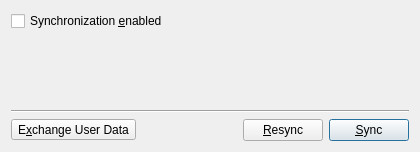
Qt form datasyncdialog.ui (Skycoder42/QtMvvmDatasyncWidgets) before a commit.
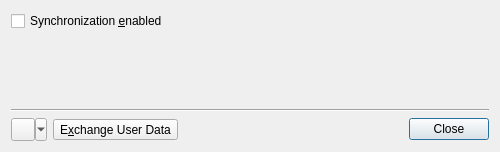
The same form after that commit. Icons and pictures are not drawn.

Commit message: added close buttons

```diff
--- a/datasyncdialog.ui
+++ b/datasyncdialog.ui
@@ -6,7 +6,7 @@
    <rect>
     <x>0</x>
     <y>0</y>
-    <width>420</width>
+    <width>500</width>
     <height>152</height>
    </rect>
   </property>
@@ -154,7 +154,20 @@
     </widget>
    </item>
    <item>
-    <layout class="QHBoxLayout" name="horizontalLayout">
+    <layout class="QHBoxLayout" name="horizontalLayout" stretch="0,0,0,0">
+     <item>
+      <widget class="QToolButton" name="syncButton">
+       <property name="popupMode">
+        <enum>QToolButton::MenuButtonPopup</enum>
+       </property>
+       <property name="toolButtonStyle">
+        <enum>Qt::ToolButtonTextBesideIcon</enum>
+       </property>
+       <property name="autoRaise">
+        <bool>false</bool>
+       </property>
+      </widget>
+     </item>
      <item>
       <widget class="QToolButton" name="exportButton">
        <property name="text">
@@ -186,27 +199,9 @@
       </spacer>
      </item>
      <item>
-      <widget class="QPushButton" name="resyncButton">
-       <property name="text">
-        <string>&amp;Resync</string>
-       </property>
-       <property name="icon">
-        <iconset theme="view-refresh" resource="de_skycoder42_qtmvvm_datasync_widgets.qrc">
-         <normaloff>:/de/skycoder42/qtmvvm/datasync/widgets/icons/sync.ico</normaloff>:/de/skycoder42/qtmvvm/datasync/widgets/icons/sync.ico</iconset>
-       </property>
-      </widget>
-     </item>
-     <item>
-      <widget class="QPushButton" name="syncButton">
-       <property name="text">
-        <string>&amp;Sync</string>
-       </property>
-       <property name="icon">
-        <iconset theme="view-refresh" resource="de_skycoder42_qtmvvm_datasync_widgets.qrc">
-         <normaloff>:/de/skycoder42/qtmvvm/datasync/widgets/icons/sync.ico</normaloff>:/de/skycoder42/qtmvvm/datasync/widgets/icons/sync.ico</iconset>
-       </property>
-       <property name="default">
-        <bool>true</bool>
+      <widget class="QDialogButtonBox" name="buttonBox">
+       <property name="standardButtons">
+        <set>QDialogButtonBox::Close</set>
        </property>
       </widget>
      </item>
```
Left out of the diff: 48 changed lines with no effect on the pictures. The commit also changes 2 other files.
